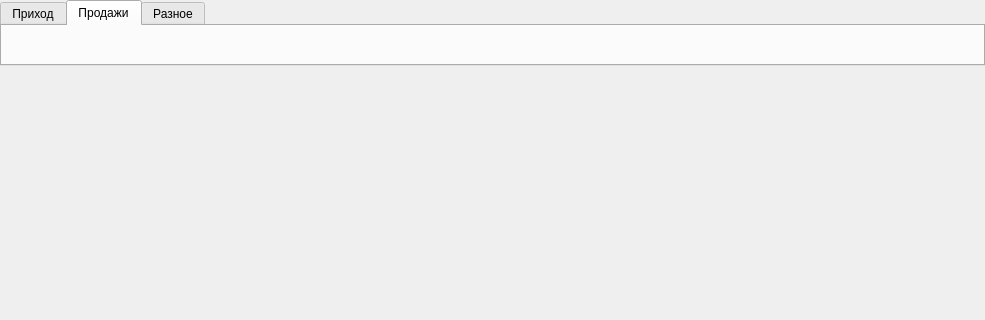
Before: the Qt Designer form ui/main_window.ui in Meller008/kara, drawn with Qt 5; both pictures show x 0 to 985 and y 0 to 320 of the 985 by 688 pixel window.
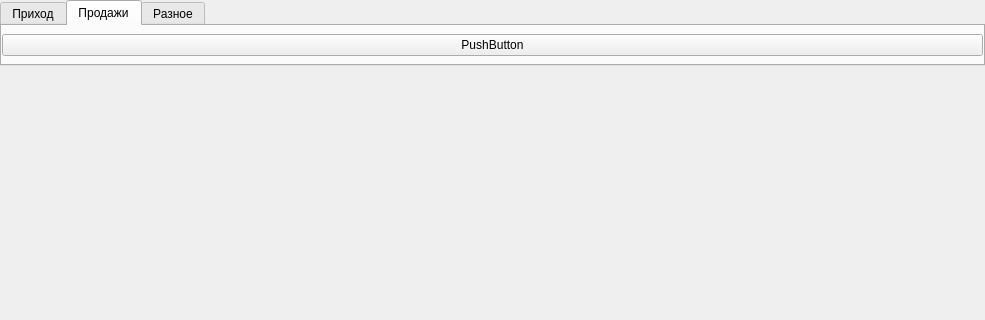
After: the same form once the commit is applied. The open tabs and pages were chosen to show the change.

Commit message: тест Гит

```diff
--- a/ui/main_window.ui
+++ b/ui/main_window.ui
@@ -106,6 +106,30 @@
        <attribute name="title">
         <string>Продажи</string>
        </attribute>
+       <layout class="QGridLayout" name="gridLayout_4">
+        <property name="leftMargin">
+         <number>0</number>
+        </property>
+        <property name="topMargin">
+         <number>0</number>
+        </property>
+        <property name="rightMargin">
+         <number>0</number>
+        </property>
+        <property name="bottomMargin">
+         <number>0</number>
+        </property>
+        <property name="spacing">
+         <number>0</number>
+        </property>
+        <item row="0" column="0">
+         <widget class="QPushButton" name="pushButton_5">
+          <property name="text">
+           <string>PushButton</string>
+          </property>
+         </widget>
+        </item>
+       </layout>
       </widget>
       <widget class="QWidget" name="tab_3">
        <attribute name="title">
```
Left out of the diff: 2 changed lines with no effect on the pictures. The commit also changes 1 other file.
